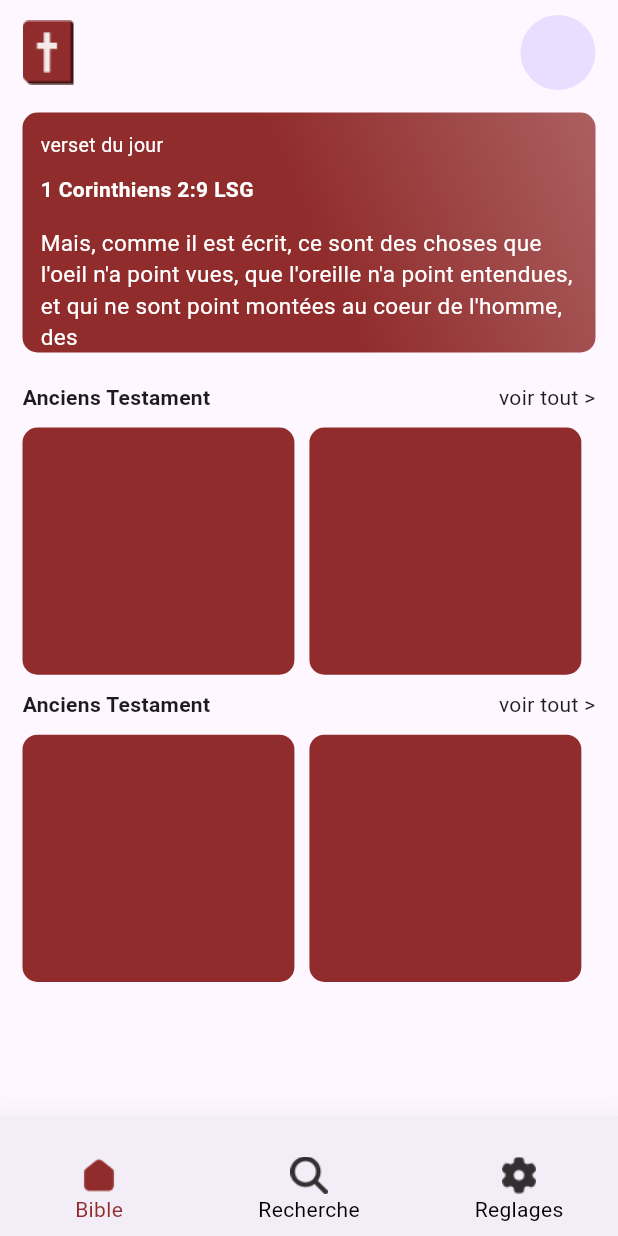
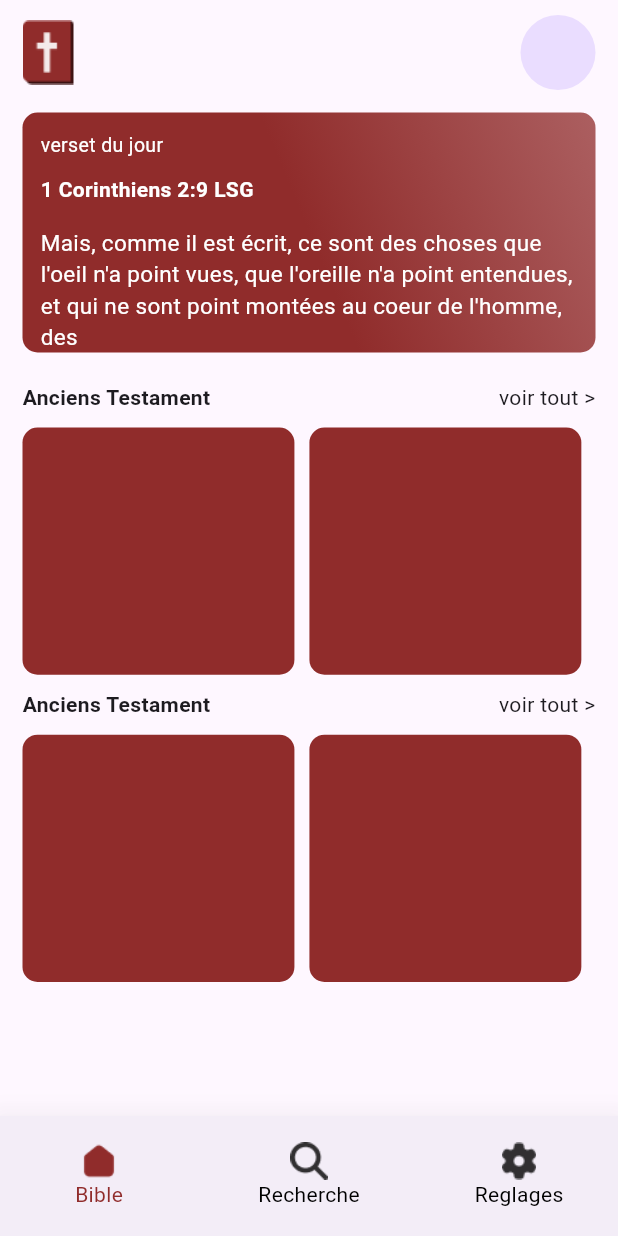
Before and after one commit to mooosmad/piousbible, a Flutter app: the screen it shows after launch, on a phone screen of 412 x 824 dp. Run offline on Flutter 3.47's test engine with Material 3 defaults, Android fonts, the phone set to English and light mode, and no system bars; drawn by our look-alikes of zoom_tap_animation; our stand-ins replace get.

Commit message:
fix: overflow on bottombar

```diff
--- a/lib/app/modules/home/views/home_view.dart
+++ b/lib/app/modules/home/views/home_view.dart
@@ -33,8 +33,6 @@ class HomeView extends GetView<HomeController> {
                   // height: 80,
                   elevation: 0,
                   notchMargin: 10,
-                  child: Container(
-                    padding: const EdgeInsets.symmetric(vertical: 15),
                   child: Row(
                     mainAxisAlignment: MainAxisAlignment.spaceBetween,
                     children: [
@@ -60,7 +58,6 @@ class HomeView extends GetView<HomeController> {
                         inactiveAsset: 'assets/bnav/settings.png',
                       ),
                     ],
-                    ),
                   ),
                 ),
               ));
```
Lines whose indentation alone changed are shown as unchanged.
